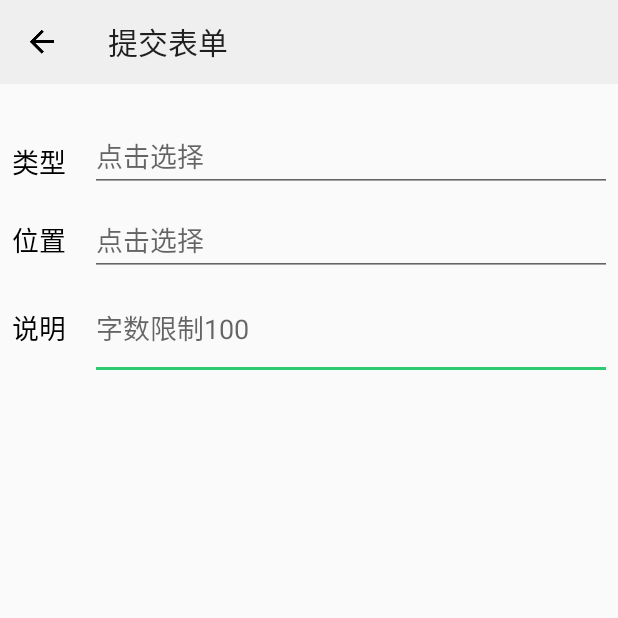
After one commit to aaa205/MOCS, an Android app: the FormActivity screen opened directly, with no data from a screen before it, on a phone screen of 412 x 824 dp, the top half of it. The commit adds this screen. Run offline under Robolectric (Android 15) with nearby library versions, the phone set to English and light mode, and no system bars.

Commit message:
修改了记录界面的样子，完成部分表格界面

```diff
--- a/app/build.gradle
+++ b/app/build.gradle
@@ -57,4 +57,5 @@ dependencies {
     androidTestImplementation 'com.android.support.test.espresso:espresso-core:3.0.2'
     implementation files('libs/open_sdk_r6019_lite.jar')
     implementation 'com.squareup.okhttp3:okhttp:4.0.1'
+    implementation 'com.android.support:gridlayout-v7:28.0.0'
 }
--- a/app/src/main/java/com/mocs/record/adapter/TimeLineAdapter.java
+++ b/app/src/main/java/com/mocs/record/adapter/TimeLineAdapter.java
@@ -40,7 +40,7 @@ public class TimeLineAdapter extends RecyclerView.Adapter<TimeLineAdapter.ViewHo
     public void onBindViewHolder(@NonNull ViewHolder viewHolder, int i) {
         RecordStep recordStep=mRecordStepList.get(i);
         viewHolder.report_text.setText(recordStep.getReportText());
-        viewHolder.time_text.setText(recordStep.getTime());
+        viewHolder.time_text.setText(String.valueOf(recordStep.getTime()));
 
     }
 
--- /dev/null
+++ b/app/src/main/java/com/mocs/record/controller/FormActivity.java
@@ -0,0 +1,15 @@
+package com.mocs.record.controller;
+
+import android.support.v7.app.AppCompatActivity;
+import android.os.Bundle;
+
+import com.mocs.R;
+
+public class FormActivity extends AppCompatActivity {
+
+    @Override
+    protected void onCreate(Bundle savedInstanceState) {
+        super.onCreate(savedInstanceState);
+        setContentView(R.layout.activity_form);
+    }
+}
--- /dev/null
+++ b/app/src/main/res/drawable/ic_account_circle_grey_100_48dp.xml
@@ -0,0 +1,4 @@
+<?xml version="1.0" encoding="UTF-8" standalone="no"?>
+<vector xmlns:android="http://schemas.android.com/apk/res/android" android:height="48dp" android:viewportHeight="24.0" android:viewportWidth="24.0" android:width="48dp">
+    <path android:fillColor="#F5F5F5" android:pathData="M12,2C6.48,2 2,6.48 2,12s4.48,10 10,10 10,-4.48 10,-10S17.52,2 12,2zM12,5c1.66,0 3,1.34 3,3s-1.34,3 -3,3 -3,-1.34 -3,-3 1.34,-3 3,-3zM12,19.2c-2.5,0 -4.71,-1.28 -6,-3.22 0.03,-1.99 4,-3.08 6,-3.08 1.99,0 5.97,1.09 6,3.08 -1.29,1.94 -3.5,3.22 -6,3.22z"/>
+</vector>
--- /dev/null
+++ b/app/src/main/res/layout/activity_form.xml
@@ -0,0 +1,93 @@
+<?xml version="1.0" encoding="utf-8"?>
+<android.support.constraint.ConstraintLayout xmlns:android="http://schemas.android.com/apk/res/android"
+    xmlns:app="http://schemas.android.com/apk/res-auto"
+    xmlns:tools="http://schemas.android.com/tools"
+    android:layout_width="match_parent"
+    android:layout_height="match_parent"
+    tools:context=".record.controller.FormActivity">
+
+    <Toolbar
+        android:id="@+id/toolbar_form"
+        android:layout_width="0dp"
+        android:layout_height="wrap_content"
+        android:background="?attr/colorPrimary"
+        android:minHeight="?attr/actionBarSize"
+        android:navigationIcon="@drawable/ic_arrow_back_black_24dp"
+        android:theme="?attr/actionBarTheme"
+        android:title="提交表单"
+        app:layout_constraintEnd_toEndOf="parent"
+        app:layout_constraintStart_toStartOf="parent"
+        app:layout_constraintTop_toTopOf="parent" />
+
+
+    <android.support.v7.widget.GridLayout
+        android:layout_width="0dp"
+        android:layout_height="wrap_content"
+        android:layout_marginStart="8dp"
+        android:layout_marginTop="24dp"
+        android:layout_marginEnd="4dp"
+        app:columnCount="7"
+        app:layout_constraintEnd_toEndOf="parent"
+        app:layout_constraintHorizontal_bias="0.0"
+        app:layout_constraintStart_toStartOf="parent"
+        app:layout_constraintTop_toBottomOf="@+id/toolbar_form"
+        app:orientation="horizontal"
+        app:rowCount="5">
+        <!--row0-->
+        <TextView
+            android:layout_marginRight="16dp"
+            android:gravity="center_vertical"
+            android:text="类型"
+            android:textColor="@color/colorPageTitle"
+            android:textSize="18sp"
+            app:layout_columnSpan="3"
+            app:layout_gravity="fill" />
+
+        <EditText
+            android:id="@+id/edit_type"
+            android:layout_marginBottom="8dp"
+            android:hint="点击选择"
+            android:focusable="false"
+            android:editable="false"
+            app:layout_columnSpan="4"
+            app:layout_gravity="fill" />
+
+        <!--row1-->
+        <TextView
+            android:layout_marginRight="16dp"
+            android:gravity="center_vertical"
+            android:text="位置"
+            android:textColor="@color/colorPageTitle"
+            android:textSize="18sp"
+            app:layout_columnSpan="3"
+            app:layout_gravity="fill" />
+
+        <EditText
+            android:id="@+id/edit_location"
+            android:hint="点击选择"
+            android:focusable="false"
+            android:editable="false"
+            app:layout_columnSpan="4"
+            app:layout_gravity="fill" />
+        <!--row2-->
+        <TextView
+            android:layout_marginRight="16dp"
+            android:gravity="center_vertical"
+            android:text="说明"
+            android:textColor="@color/colorPageTitle"
+            android:textSize="18sp"
+            app:layout_columnSpan="3"
+            app:layout_gravity="fill" />
+
+        <EditText
+            android:id="@+id/edit_description"
+            android:hint="字数限制100"
+            android:maxLines="4"
+            android:lines="2"
+            android:maxLength="100"
+            app:layout_columnSpan="4"
+            app:layout_gravity="fill" />
+
+    </android.support.v7.widget.GridLayout>
+
+</android.support.constraint.ConstraintLayout>
--- a/app/src/main/res/layout/activity_login.xml
+++ b/app/src/main/res/layout/activity_login.xml
@@ -148,8 +148,8 @@
 
         <ImageView
             android:id="@+id/img_qq"
-            android:layout_width="wrap_content"
-            android:layout_height="wrap_content"
+            android:layout_width="36dp"
+            android:layout_height="36dp"
             android:layout_gravity="center_horizontal"
             android:layout_weight="1"
             android:src="@drawable/ic_qq_128px" />
```
Also changed, not shown: app/src/main/AndroidManifest.xml (+30 -29 lines), app/src/main/java/com/mocs/common/bean/Record.java (+5 -5 lines), app/src/main/java/com/mocs/common/bean/RecordStep.java (+5 -5 lines), app/src/main/java/com/mocs/login/controller/LoginActivity.java (+6 -2 lines), app/src/main/java/com/mocs/my/controller/MyFragment.java (+3 -4 lines), app/src/main/java/com/mocs/record/adapter/RecordAdapter.java (+16 -47 lines), app/src/main/java/com/mocs/record/controller/RecordFragment.java (+23 -13 lines), app/src/main/res/layout/activity_main.xml (+28 -14 lines), app/src/main/res/layout/fragment_message.xml (+6 -6 lines), app/src/main/res/layout/item_record.xml (+61 -66 lines).
